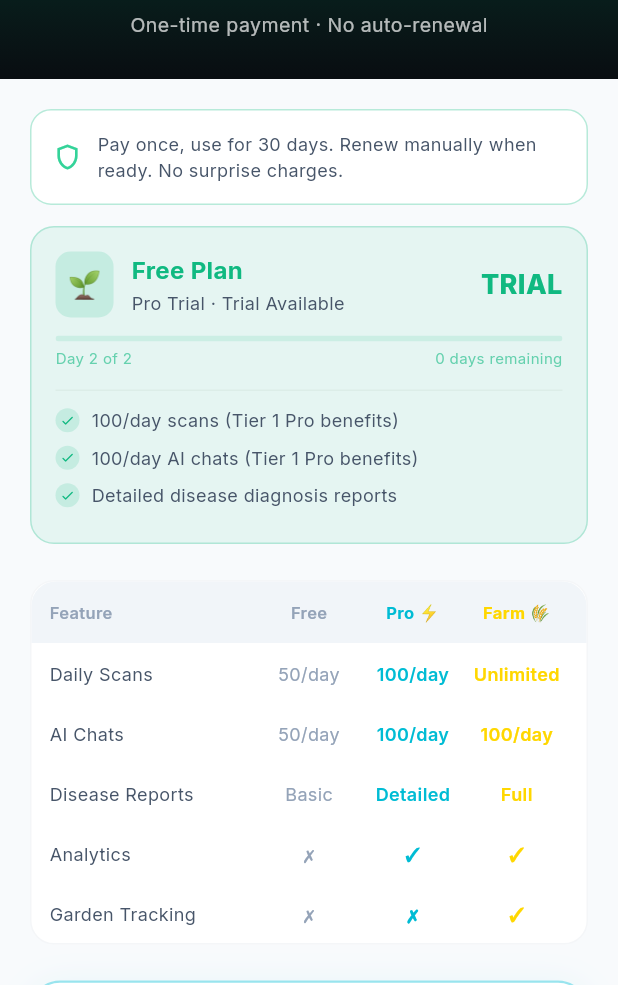
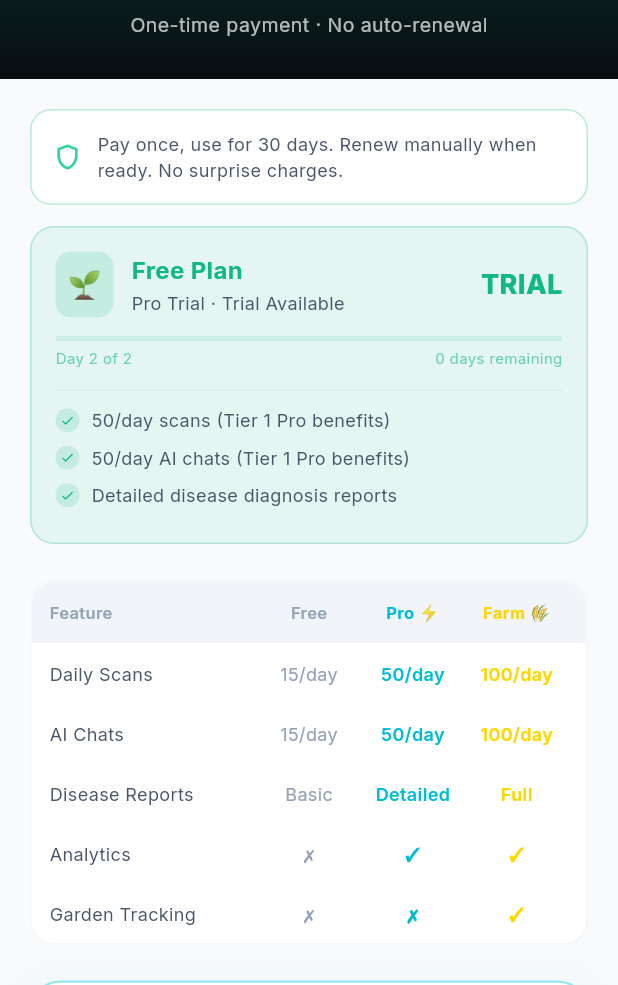
Before and after one commit to Debraj1001/Phytolense, a Flutter app: the DashboardScreen screen opened directly, after a tap on "Upgrade", on a phone screen of 412 x 824 dp, the part 251-1236 px from its top. Run offline on Flutter 3.47's test engine with Material 3 defaults, Android fonts, the phone set to English and light mode, and no system bars; drawn by our look-alikes of flutter_animate; our stand-ins replace app_links, cached_network_image, confetti, connectivity_plus, firebase_core, firebase_messaging and 17 more; missing offline and left inert: fllama, flutter_dynamic_icon_plus, razorpay_flutter, tflite_flutter; accounts and stored records are empty; network calls fail.

Commit message:
fix: align scan & AI counter limits dynamically with Supabase DB config

```diff
--- a/phytolens/lib/config/constants.dart
+++ b/phytolens/lib/config/constants.dart
@@ -19,9 +19,9 @@
   static const int starterDailyAiLimit = 1;
 
   // Daily Limits
-  static const int freeDailyScanLimit = 50;
-  static const int freeDailyAiLimit = 50;
-  static const int proDailyAiLimit = 100;
+  static const int freeDailyScanLimit = 15;
+  static const int freeDailyAiLimit = 15;
+  static const int proDailyAiLimit = 50;
 
   // Prices (in paise for Razorpay)
   static const int proMonthlyPaise = 4900;    // ₹49
--- a/phytolens/lib/models/app_config.dart
+++ b/phytolens/lib/models/app_config.dart
@@ -34,18 +34,18 @@
   final bool trialEnabled;
 
   const AppConfig({
-    this.freeScanLimit = 50,
-    this.proScanLimit = 100,
-    this.farmScanLimit = -1,
-    this.freeAiLimit = 50,
-    this.proAiLimit = 100,
-    this.farmAiLimit = -1,
+    this.freeScanLimit = 15,
+    this.proScanLimit = 50,
+    this.farmScanLimit = 100,
+    this.freeAiLimit = 15,
+    this.proAiLimit = 50,
+    this.farmAiLimit = 100,
     this.proMonthlyPrice = 49,
     this.farmMonthlyPrice = 199,
     this.freeTierDays = 3,
     this.farmCreationLimitFree = 1,
     this.farmCreationLimitPro = 5,
-    this.farmCreationLimitFarm = -1,
+    this.farmCreationLimitFarm = 100,
     this.gardenEnabled = true,
     this.bulkExportEnabled = true,
     this.trialPrice = 1.0,
@@ -72,12 +72,12 @@
     }
 
     return AppConfig(
-      freeScanLimit: parseLimit(freePlan?['daily_scan_limit'] ?? m['free_daily_scan_limit'], 50),
-      proScanLimit: parseLimit(proPlan?['daily_scan_limit'] ?? m['pro_daily_scan_limit'], 100),
-      farmScanLimit: parseLimit(farmPlan?['daily_scan_limit'] ?? m['farm_daily_scan_limit'], -1),
+      freeScanLimit: parseLimit(freePlan?['daily_scan_limit'] ?? m['free_daily_scan_limit'], 15),
+      proScanLimit: parseLimit(proPlan?['daily_scan_limit'] ?? m['pro_daily_scan_limit'], 50),
+      farmScanLimit: parseLimit(farmPlan?['daily_scan_limit'] ?? m['farm_daily_scan_limit'], 100),
 
-      freeAiLimit: parseLimit(freePlan?['daily_ai_limit'] ?? m['free_daily_ai_limit'], 50),
-      proAiLimit: parseLimit(proPlan?['daily_ai_limit'] ?? m['pro_daily_ai_limit'], 100),
+      freeAiLimit: parseLimit(freePlan?['daily_ai_limit'] ?? m['free_daily_ai_limit'], 15),
+      proAiLimit: parseLimit(proPlan?['daily_ai_limit'] ?? m['pro_daily_ai_limit'], 50),
       farmAiLimit: parseLimit(farmPlan?['daily_ai_limit'] ?? m['farm_daily_ai_limit'], 100),
 
       proMonthlyPrice: parseLimit(proPlan?['monthly_price'] ?? m['pro_monthly_price'], 49),
@@ -86,7 +86,7 @@
       freeTierDays: parseLimit(m['free_tier_days'], 3),
       farmCreationLimitFree: parseLimit(freePlan?['farm_limit'] ?? m['farm_creation_limit_free'], 1),
       farmCreationLimitPro: parseLimit(proPlan?['farm_limit'] ?? m['farm_creation_limit_pro'], 5),
-      farmCreationLimitFarm: parseLimit(farmPlan?['farm_limit'] ?? m['farm_creation_limit_farm'], -1),
+      farmCreationLimitFarm: parseLimit(farmPlan?['farm_limit'] ?? m['farm_creation_limit_farm'], 100),
 
       gardenEnabled: farmPlan?['garden_enabled'] as bool? ?? m['garden_enabled'] as bool? ?? true,
       bulkExportEnabled: farmPlan?['bulk_export_enabled'] as bool? ?? m['bulk_export_enabled'] as bool? ?? true,
--- a/phytolens/lib/screens/dashboard/dashboard_screen.dart
+++ b/phytolens/lib/screens/dashboard/dashboard_screen.dart
@@ -281,16 +281,18 @@
                   flex: 3,
                   child: ElevatedButton.icon(
                     onPressed: () {
-                      if (scanLimit?.isNotStarted == true) {
+                      if (scanLimit != null && !scanLimit.canScan) {
+                        if (scanLimit.isNotStarted) {
                           Navigator.push(
                             context,
                             MaterialPageRoute(builder: (_) => const TrialActivationScreen()),
                           );
-                      } else if (scanLimit?.isExpired == true) {
+                        } else {
                           Navigator.push(
                             context,
                             MaterialPageRoute(builder: (_) => const UpgradeScreen()),
                           );
+                        }
                       } else {
                         ref.read(navIndexProvider.notifier).state = 1;
                       }
@@ -679,10 +681,6 @@
     final String scanRemainingStr;
     if (scanLimit == null) {
       scanRemainingStr = '--';
-    } else if (scanLimit.isNotStarted) {
-      scanRemainingStr = 'Trial Needed';
-    } else if (scanLimit.isExpired) {
-      scanRemainingStr = 'Trial Ended';
     } else if (scanLimit.isUnlimited) {
       scanRemainingStr = 'Unlimited';
     } else {
@@ -692,10 +690,6 @@
     final String aiRemainingStr;
     if (aiLimit == null) {
       aiRemainingStr = '--';
-    } else if (aiLimit.isNotStarted) {
-      aiRemainingStr = 'Trial Needed';
-    } else if (aiLimit.isExpired) {
-      aiRemainingStr = 'Trial Ended';
     } else if (aiLimit.isUnlimited) {
       aiRemainingStr = 'Unlimited';
     } else {
--- a/phytolens/lib/screens/profile/profile_screen.dart
+++ b/phytolens/lib/screens/profile/profile_screen.dart
@@ -399,6 +399,7 @@
     final expiry = _user?.subscriptionExpiry;
     final now = DateTime.now();
     final daysRemaining = expiry != null ? expiry.difference(now).inDays : 0;
+    final cfg = ref.watch(appConfigProvider).value ?? const AppConfig();
 
     return GestureDetector(
       onTap: () {
@@ -489,7 +490,7 @@
                         ? '${daysRemaining > 0 ? '$daysRemaining days remaining' : 'Expires today'} · ${DateFormat('MMM dd, yyyy').format(expiry)}'
                         : (isPaid
                             ? 'Unlimited Scans & Agronomy Active'
-                            : '50-100+ scans/day · AI chats · Analytics'),
+                            : '${cfg.proScanLabel} - ${cfg.farmScanLabel} · AI chats · Analytics'),
                     style: TextStyle(
                       fontSize: 12,
                       color: Colors.white.withValues(alpha: 0.9),
```
Also changed, not shown: phytolens/lib/screens/ai/chatbot_screen.dart (+13 -13 lines), phytolens/lib/screens/scanner/camera_screen.dart (+13 -17 lines), phytolens/lib/services/scan_limiter.dart (+16 -66 lines). Lines whose indentation alone changed are shown as unchanged.
